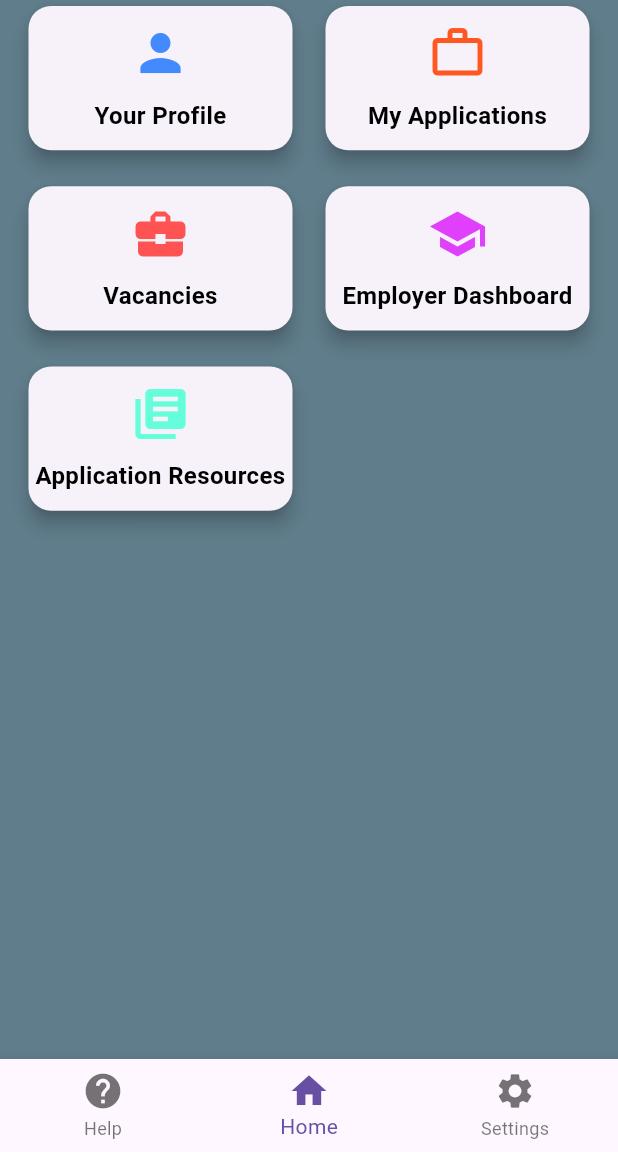
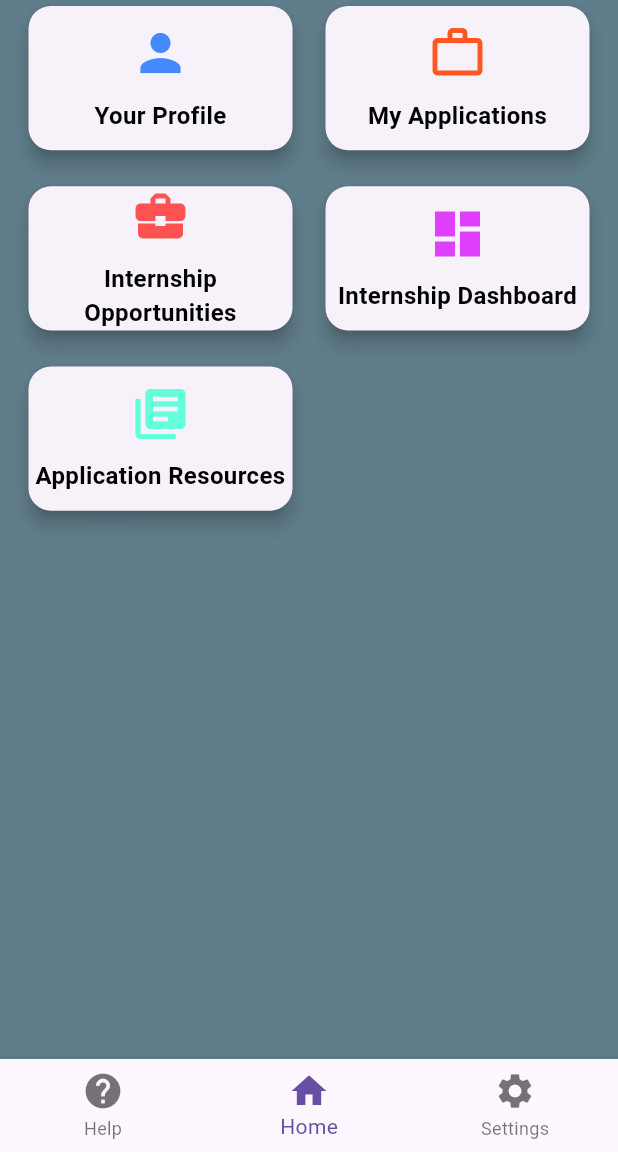
Before and after one commit to JUMAPETER736/INTERN_HUB, a Flutter app: the HomePage screen opened by its route, on a phone screen of 412 x 824 dp, the part 84-1236 px from its top. Run offline on Flutter 3.47's test engine with Material 3 defaults, Android fonts, the phone set to English and light mode, and no system bars; our stand-ins replace cloud_firestore, firebase_auth, firebase_core, fluttertoast; accounts and stored records are empty.

Commit message:
Modifying the InternshipDashboard Class

```diff
--- a/lib/Home/HomePage.dart
+++ b/lib/Home/HomePage.dart
@@ -4,11 +4,11 @@ import 'package:internhub/Settings/UserDetails.dart';
 import 'package:internhub/Home/Applications.dart';
 import 'package:internhub/Home/Vacancies.dart';
 import 'package:internhub/Home/Help.dart';
-import 'package:internhub/Home/InstitutionDashBoard.dart';
+import 'package:internhub/Home/InternshipDashboard.dart'; // Updated import
 import 'package:internhub/Home/ApplicationResources.dart';
 import 'package:internhub/Home/Search.dart';
 import 'package:internhub/Settings/SettingsPage.dart';
-import 'package:internhub/LogIn_ And_Register/Log_In.dart'; // Import the LoginPage
+import 'package:internhub/LogIn_ And_Register/Log_In.dart';
 
 class HomePage extends StatefulWidget {
   @override
@@ -17,12 +17,12 @@ class HomePage extends StatefulWidget {
 
 class _HomePageState extends State<HomePage> {
   final FirebaseAuth _auth = FirebaseAuth.instance;
-  int _selectedIndex = 1; // To track the selected item in bottom navigation
+  int _selectedIndex = 1;
 
   @override
   Widget build(BuildContext context) {
     return Scaffold(
-      backgroundColor: Colors.blueGrey, // Updated background color
+      backgroundColor: Colors.blueGrey,
       appBar: AppBar(
         title: Text(
           'InternHub',
@@ -34,7 +34,6 @@ class _HomePageState extends State<HomePage> {
           IconButton(
             icon: Icon(Icons.search, color: Colors.white, size: 28),
             onPressed: () {
-              // Navigate to search page
               Navigator.push(
                 context,
                 MaterialPageRoute(builder: (context) => Search()),
@@ -43,7 +42,7 @@ class _HomePageState extends State<HomePage> {
           ),
           IconButton(
             icon: Icon(Icons.logout, color: Colors.white, size: 28),
-            onPressed: _logout, // Call the logout function
+            onPressed: _logout,
           ),
         ],
       ),
@@ -59,7 +58,6 @@ class _HomePageState extends State<HomePage> {
                 mainAxisSpacing: 16,
                 childAspectRatio: 5.3 / 3,
                 children: [
-                  // Profile Section
                   GestureDetector(
                     onTap: () {
                       Navigator.push(
@@ -72,10 +70,9 @@ class _HomePageState extends State<HomePage> {
                     child: _buildSquareCard(
                       icon: Icons.person,
                       text: 'Your Profile',
-                      color: Colors.blueAccent, // Updated color
+                      color: Colors.blueAccent,
                     ),
                   ),
-                  // Internship Applications Section
                   GestureDetector(
                     onTap: () {
                       Navigator.push(
@@ -88,10 +85,9 @@ class _HomePageState extends State<HomePage> {
                     child: _buildSquareCard(
                       icon: Icons.work_outline,
                       text: 'My Applications',
-                      color: Colors.deepOrange, // Updated color
+                      color: Colors.deepOrange,
                     ),
                   ),
-                  // Employer Section
                   GestureDetector(
                     onTap: () {
                       Navigator.push(
@@ -103,27 +99,25 @@ class _HomePageState extends State<HomePage> {
                     },
                     child: _buildSquareCard(
                       icon: Icons.business_center,
-                      text: 'Vacancies',
-                      color: Colors.redAccent, // Updated color
+                      text: 'Internship Opportunities', // Updated text
+                      color: Colors.redAccent,
                     ),
                   ),
-                  // Employer Dashboard Section
                   GestureDetector(
                     onTap: () {
                       Navigator.push(
                         context,
                         MaterialPageRoute(
-                          builder: (context) => InstitutionDashBard(),
+                          builder: (context) => InternshipDashboard(), // Updated to new class
                         ),
                       );
                     },
                     child: _buildSquareCard(
-                      icon: Icons.school,
-                      text: 'Employer Dashboard', // Renamed
-                      color: Colors.purpleAccent, // Updated color
+                      icon: Icons.dashboard,
+                      text: 'Internship Dashboard', // Updated text
+                      color: Colors.purpleAccent,
                     ),
                   ),
-                  // Application Resources Section
                   GestureDetector(
                     onTap: () {
                       Navigator.push(
@@ -135,8 +129,8 @@ class _HomePageState extends State<HomePage> {
                     },
                     child: _buildSquareCard(
                       icon: Icons.library_books,
-                      text: 'Application Resources', // Renamed
-                      color: Colors.tealAccent, // Updated color
+                      text: 'Application Resources',
+                      color: Colors.tealAccent,
                     ),
                   ),
                 ],
@@ -166,7 +160,6 @@ class _HomePageState extends State<HomePage> {
     );
   }
 
-  // Method to handle navigation on bottom navigation tap
   void _onItemTapped(int index) {
     setState(() {
       _selectedIndex = index;
@@ -187,14 +180,12 @@ class _HomePageState extends State<HomePage> {
     }
   }
 
-  // Method to handle logout functionality
   void _logout() async {
-    await _auth.signOut(); // Sign out from Firebase
-    // Navigate to login page after logout
+    await _auth.signOut();
     Navigator.pushAndRemoveUntil(
       context,
       MaterialPageRoute(builder: (context) => Log_In()),
-          (Route<dynamic> route) => false, // Removes all previous routes
+          (Route<dynamic> route) => false,
     );
 
     ScaffoldMessenger.of(context).showSnackBar(
@@ -202,7 +193,6 @@ class _HomePageState extends State<HomePage> {
     );
   }
 
-  // Method to build a square card
   Widget _buildSquareCard(
       {required IconData icon, required String text, required Color color}) {
     return Card(
```
Also changed, not shown: lib/Home/InternshipDashboard.dart (renamed from lib/Home/InstitutionDashBoard.dart, +42 -23 lines).
